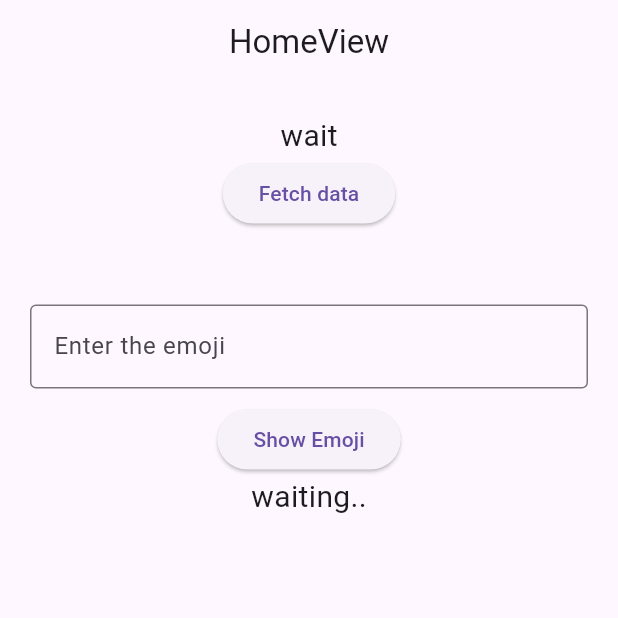
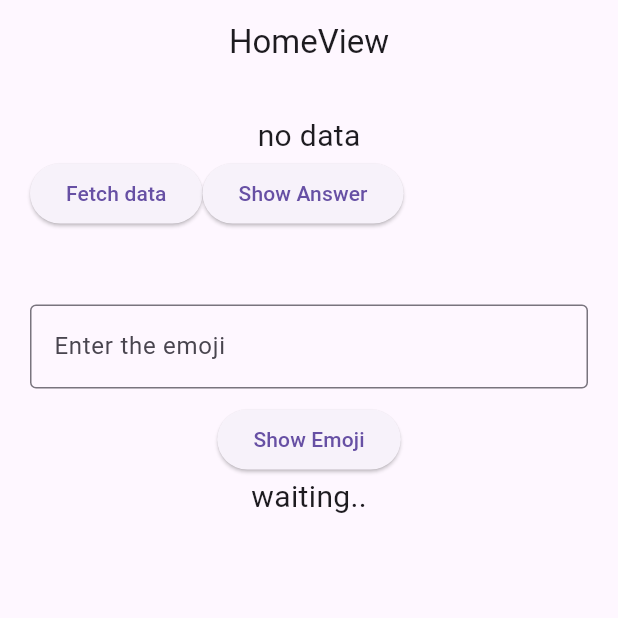
Before and after one commit to MhrzSohin/API_Flutter_Training, a Flutter app: the screen it shows after launch, on a phone screen of 412 x 824 dp, the top half of it. Run offline on Flutter 3.47's test engine with Material 3 defaults, Android fonts, the phone set to English and light mode, and no system bars; our stand-ins replace dio, equatable, get, get_storage.

```diff
--- a/lib/app/modules/home/controllers/home_controller.dart
+++ b/lib/app/modules/home/controllers/home_controller.dart
@@ -4,6 +4,7 @@ import 'package:api_app/app/data/model/riddle_response/riddle_response.dart';
 import 'package:api_app/app/data/service/riddle_service.dart';
 import 'package:flutter/material.dart';
 import 'package:get/get.dart';
+import 'package:get_storage/get_storage.dart';
 
 class HomeController extends GetxController {
   //TODO: Implement HomeController
@@ -12,6 +13,15 @@ class HomeController extends GetxController {
 
   var title = 'Home'.obs;
   var emoji = TextEditingController();
+  var dataBox = GetStorage();
+  var isAnswerVisible = false.obs;
+
+  @override
+  void onInit() {
+    // TODO: implement onInit
+    super.onInit();
+    title.value = dataBox.read('riddle') ?? 'no data';
+  }
 
   var riddlResults = APIResult<RiddleResponse>().obs;
   // final dio = Dio();
@@ -26,6 +36,8 @@ class HomeController extends GetxController {
       riddlResults.value = APIResult.error("Something went wrong.");
     }
     if (riddlResults.value.isSuccessful) {
+      title.value = riddlResults.value.data?.question ?? 'no data';
+      dataBox.write('riddle', riddlResults.value.data?.question);
       Get.snackbar("Success", "Data fetched successfully.");
     } else {
       Get.snackbar("error", "Something went wrong ERROR");
@@ -44,7 +56,7 @@ class HomeController extends GetxController {
   void fetchEmoji() async {
     emojiResult.value = APIResult.loading();
 
-    var response = await RiddleService.getEmoji(name: 'angry');
+    var response = await RiddleService.getEmoji(name: emoji.text);
     if (response.isNotEmpty) {
       emojiResult.value = APIResult.success(response);
     } else {
--- a/lib/app/modules/home/views/home_view.dart
+++ b/lib/app/modules/home/views/home_view.dart
@@ -21,18 +21,36 @@ class HomeView extends GetView<HomeController> {
             children: [
               Obx(
                 () => Text(
-                  controller.riddlResults.value.data?.question.toString() ??
-                      'wait',
+                  controller.title.value,
                   style: const TextStyle(fontSize: 20),
                 ),
               ),
+              Obx(
+                () => Visibility(
+                  visible: controller.isAnswerVisible.value,
+                  child: Text(
+                    controller.riddlResults.value.data?.answer ?? '',
+                    style: const TextStyle(fontSize: 20),
+                  ),
+                ),
+              ),
+              Row(
+                children: [
                   ElevatedButton(
                       onPressed: () {
-                    controller.title.value = 'abc value';
-
+                        controller.title.value;
+                        controller.isAnswerVisible.value = false;
                         controller.fetchData();
                       },
                       child: const Text('Fetch data')),
+                  ElevatedButton(
+                      onPressed: () {
+                        controller.isAnswerVisible.value =
+                            !controller.isAnswerVisible.value;
+                      },
+                      child: Text("Show Answer")),
+                ],
+              ),
               const SizedBox(
                 height: 50,
               ),
@@ -49,9 +67,7 @@ class HomeView extends GetView<HomeController> {
               ),
               ElevatedButton(
                   onPressed: () {
-                    if (controller.emoji.text == 'angry') {
                     controller.fetchEmoji();
-                    }
                   },
                   child: Text("Show Emoji")),
               Obx(
--- a/lib/main.dart
+++ b/lib/main.dart
@@ -1,10 +1,13 @@
 import 'package:flutter/material.dart';
 
 import 'package:get/get.dart';
+import 'package:get_storage/get_storage.dart';
 
 import 'app/routes/app_pages.dart';
 
-void main() {
+void main() async{
+    await GetStorage.init();
+
   runApp(
     GetMaterialApp(
       title: "Application",
--- a/pubspec.yaml
+++ b/pubspec.yaml
@@ -37,6 +37,7 @@ dependencies:
   cupertino_icons: ^1.0.8
   get: ^4.6.6
   dio: ^5.7.0
+  get_storage: ^2.1.1
 
 dev_dependencies:
   flutter_test:
```
Also changed, not shown: pubspec.lock, 1 other file. Lines whose indentation alone changed are shown as unchanged.
